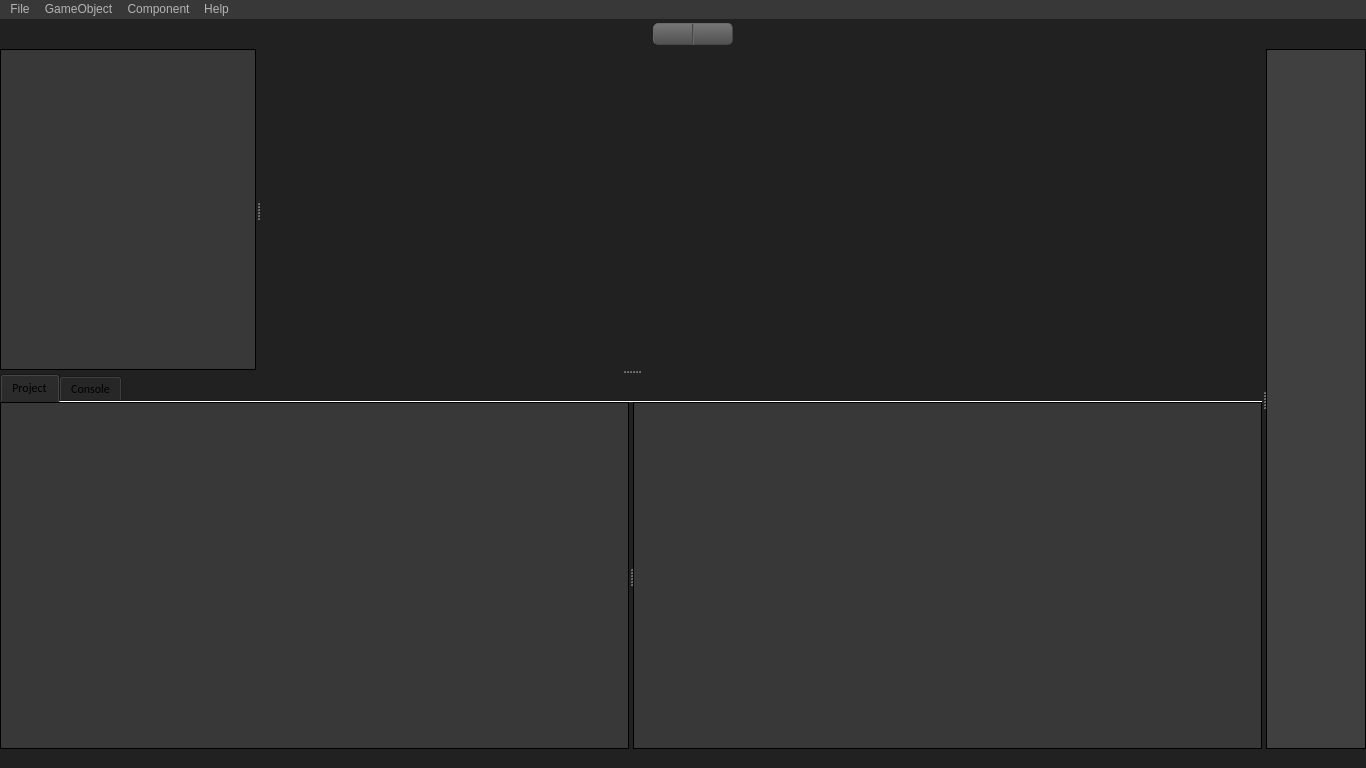
Qt form Editor/editor.ui (PanosK92/SpartanEngine) before a commit.
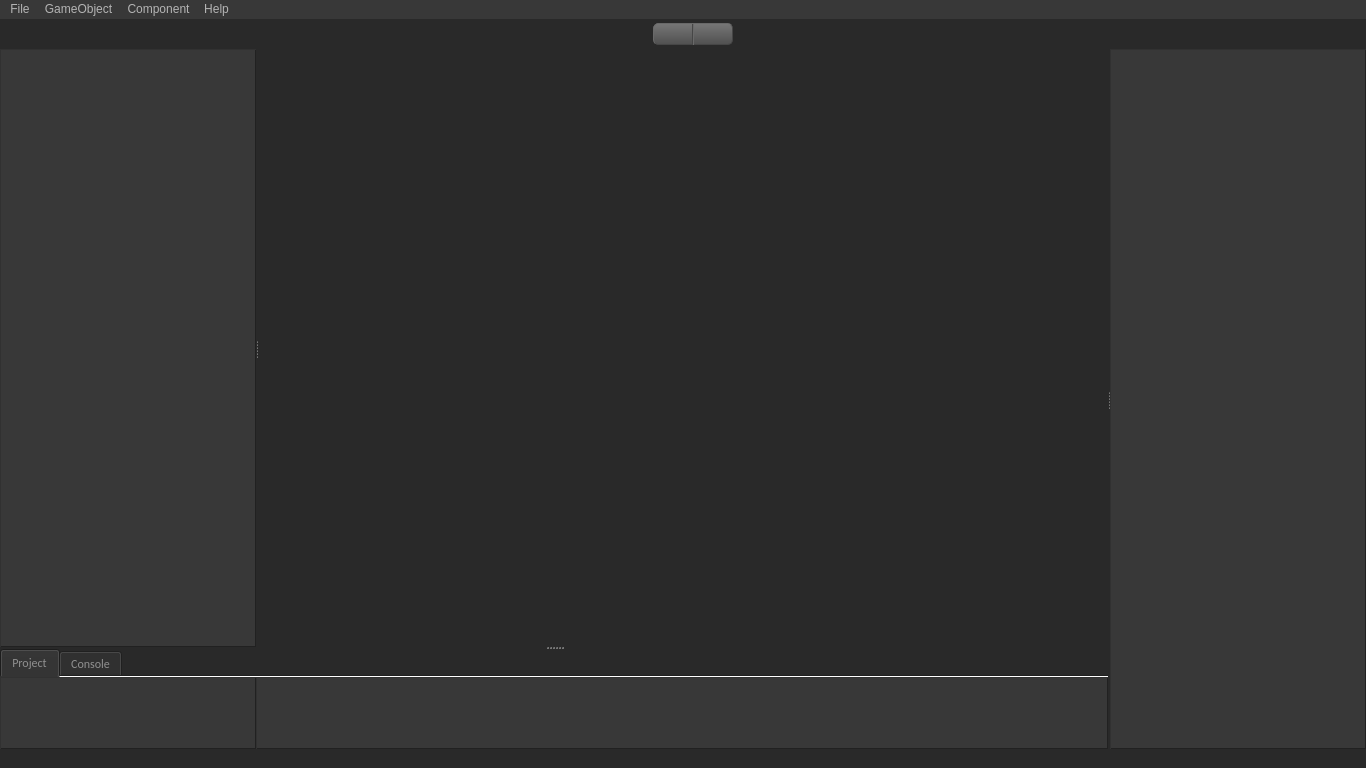
The same form after that commit. The open tabs and pages were chosen to show the change. Icons and pictures are not drawn. Custom widgets are drawn as their Qt base class.

Commit message: The directory and the file explorer under the tab "Project" are now fully functional. A lot of minor UI improvements and tweaks.

What changed in the file:
```diff
--- a/Editor/editor.ui
+++ b/Editor/editor.ui
@@ -31,88 +31,169 @@
   <property name="palette">
    <palette>
     <active>
+     <colorrole role="WindowText">
+      <brush brushstyle="SolidPattern">
+       <color alpha="255">
+        <red>144</red>
+        <green>144</green>
+        <blue>144</blue>
+       </color>
+      </brush>
+     </colorrole>
      <colorrole role="Button">
       <brush brushstyle="SolidPattern">
        <color alpha="255">
-        <red>33</red>
-        <green>33</green>
-        <blue>33</blue>
+        <red>41</red>
+        <green>41</green>
+        <blue>41</blue>
+       </color>
+      </brush>
+     </colorrole>
+     <colorrole role="Text">
+      <brush brushstyle="SolidPattern">
+       <color alpha="255">
+        <red>144</red>
+        <green>144</green>
+        <blue>144</blue>
+       </color>
+      </brush>
+     </colorrole>
+     <colorrole role="ButtonText">
+      <brush brushstyle="SolidPattern">
+       <color alpha="255">
+        <red>144</red>
+        <green>144</green>
+        <blue>144</blue>
        </color>
       </brush>
      </colorrole>
      <colorrole role="Base">
       <brush brushstyle="SolidPattern">
        <color alpha="255">
-        <red>33</red>
-        <green>33</green>
-        <blue>33</blue>
+        <red>41</red>
+        <green>41</green>
+        <blue>41</blue>
        </color>
       </brush>
      </colorrole>
      <colorrole role="Window">
       <brush brushstyle="SolidPattern">
        <color alpha="255">
-        <red>33</red>
-        <green>33</green>
-        <blue>33</blue>
+        <red>41</red>
+        <green>41</green>
+        <blue>41</blue>
        </color>
       </brush>
      </colorrole>
     </active>
     <inactive>
+     <colorrole role="WindowText">
+      <brush brushstyle="SolidPattern">
+       <color alpha="255">
+        <red>144</red>
+        <green>144</green>
+        <blue>144</blue>
+       </color>
+      </brush>
+     </colorrole>
      <colorrole role="Button">
       <brush brushstyle="SolidPattern">
        <color alpha="255">
-        <red>33</red>
-        <green>33</green>
-        <blue>33</blue>
+        <red>41</red>
+        <green>41</green>
+        <blue>41</blue>
+       </color>
+      </brush>
+     </colorrole>
+     <colorrole role="Text">
+      <brush brushstyle="SolidPattern">
+       <color alpha="255">
+        <red>144</red>
+        <green>144</green>
+        <blue>144</blue>
+       </color>
+      </brush>
+     </colorrole>
+     <colorrole role="ButtonText">
+      <brush brushstyle="SolidPattern">
+       <color alpha="255">
+        <red>144</red>
+        <green>144</green>
+        <blue>144</blue>
        </color>
       </brush>
      </colorrole>
      <colorrole role="Base">
       <brush brushstyle="SolidPattern">
        <color alpha="255">
-        <red>33</red>
-        <green>33</green>
-        <blue>33</blue>
+        <red>41</red>
+        <green>41</green>
+        <blue>41</blue>
        </color>
       </brush>
      </colorrole>
      <colorrole role="Window">
       <brush brushstyle="SolidPattern">
        <color alpha="255">
-        <red>33</red>
-        <green>33</green>
-        <blue>33</blue>
+        <red>41</red>
+        <green>41</green>
+        <blue>41</blue>
        </color>
       </brush>
      </colorrole>
     </inactive>
     <disabled>
+     <colorrole role="WindowText">
+      <brush brushstyle="SolidPattern">
+       <color alpha="255">
+        <red>144</red>
+        <green>144</green>
+        <blue>144</blue>
+       </color>
+      </brush>
+     </colorrole>
      <colorrole role="Button">
       <brush brushstyle="SolidPattern">
        <color alpha="255">
-        <red>33</red>
-        <green>33</green>
-        <blue>33</blue>
+        <red>41</red>
+        <green>41</green>
+        <blue>41</blue>
+       </color>
+      </brush>
+     </colorrole>
+     <colorrole role="Text">
+      <brush brushstyle="SolidPattern">
+       <color alpha="255">
+        <red>144</red>
+        <green>144</green>
+        <blue>144</blue>
+       </color>
+      </brush>
+     </colorrole>
+     <colorrole role="ButtonText">
+      <brush brushstyle="SolidPattern">
+       <color alpha="255">
+        <red>144</red>
+        <green>144</green>
+        <blue>144</blue>
        </color>
       </brush>
      </colorrole>
      <colorrole role="Base">
       <brush brushstyle="SolidPattern">
        <color alpha="255">
-        <red>33</red>
-        <green>33</green>
-        <blue>33</blue>
+        <red>41</red>
+        <green>41</green>
+        <blue>41</blue>
        </color>
       </brush>
      </colorrole>
      <colorrole role="Window">
       <brush brushstyle="SolidPattern">
        <color alpha="255">
-        <red>33</red>
-        <green>33</green>
-        <blue>33</blue>
+        <red>41</red>
+        <green>41</green>
+        <blue>41</blue>
        </color>
       </brush>
      </colorrole>
@@ -135,35 +216,29 @@
    <bool>false</bool>
   </property>
   <property name="styleSheet">
-   <string notr="true">/* Frame background: 212121 */
+   <string notr="true">/* Frame background: 292929 */
 /* Text color: 909090 */
 /* Text highlighted: EDEDED */
 /* widgets: 383838 */
 /* widgets highlighted: 484848*/
-/* border fade: 464646*/
+/* border: 212121/
+/* border highlighted: 464646*/
 
 QMainWindow
 {
-	background-color: #212121;
+	color: #909090;
+	background-color: #292929;
 	font: 9pt &quot;Calibri&quot;;
-	padding: 1px;
-}
-
-QPushButton
-{
-	background-color: #212121;
+	padding: 0px;
 }
 
 QWidget
 {
-	background-color: #212121;	
-	font: 9pt &quot;Calibri&quot;;
-	padding: 0px;
-}
-
-QStatusBar
-{
-	background-color:  #212121;
+	color: #909090;
+	background-color: #292929;
+	border-color: #212121;
+	border-style: none;
+	border-width: 1px;
 	font: 9pt &quot;Calibri&quot;;
 	padding: 0px;
 }
@@ -181,11 +256,6 @@
 	background-color: #383838;
 }
 
-QMenu::item:hover
-{
-
-}
-
 QMenu::item:selected
 {
 	color:  #EDEDED;
@@ -200,71 +270,55 @@
 
 QTreeWidget
 {
-	color: #B4B4B4;
 	background-color: #383838;
-	padding: 0px;
-	border-style: outset;
-	border-width: 1px;
-	border-color: black;
+	border-style: solid;
 }
 
 QTreeView
 {
-	color: #909090;
 	background-color: #383838;
-	padding: 0px;
 	border-style: outset;
-	border-width: 1px;
-	border-color: black;
 }
 
 QListWidget
 {
-	color: #909090;
+	color: #383838;
 	background-color: #383838;
-	padding: 0px;
 	border-style: outset;
-	border-width: 1px;
-	border-color: black;
 }
 
 QListView
 {
-	color: #909090;
 	background-color: #383838;
-	padding: 0px;
 	border-style: outset;
-	border-width: 1px;
-	border-color: black;
 }
 
-QListView::item:alternate 
+QListView::item 
 {
+	color: #909090;				
     background:  #383838;
 }
 
+QListView::item:alternate 
+{
+	color: #909090;				
+    background:  #484848;
+}
+
 QTabWidget
 {
-	color: #909090;
 	background-color: #383838;
-	padding: 0px;
 	border-style: outset;
-	border-width: 1px;
-	border-color: black;
 }
 
 QTabBar::tab
 {
-	color: #909090;
-	background-color: #212121;	
-
 	background-image: url(:/Images/tabProject.png);
 	background-repeat: no-repeat;
 	background-position: left;
 
 	border-color: #464646;
 	border-style: none;
-	border-width: 1px;
 	border-top-left-radius: 3px;
 	border-top-right-radius: 3px;
 	border-bottom-width: 0px;
@@ -280,7 +334,6 @@
 
 QTabBar::tab:selected
 {
-	color: #909090;
 	background-color: #484848;	
 
 	background-image: url(:/Images/tabProject.png);
@@ -289,7 +342,6 @@
 
 	border-color: #464646;
 	border-style: solid;
-	border-width: 1px;
 	border-top-left-radius: 3px;
 	border-top-right-radius: 3px;
 	border-bottom-width: 0px;
@@ -305,29 +357,23 @@
 
 QDirectus3DWidget
 {
-	color: #909090;
 	background-color: #383838;
-	padding: 0px;
 	border-style: outset;
-	border-width: 1px;
 	border-color: black;
 }
 
 QScrollBar 
 {
-  border-color: rgb(227, 227, 227);
-  border-width: 1px;
-  border-style: solid;
-
-  background-color:  rgb(241, 241, 241);
-  width: 15px;
-  margin: 21px 0 21px 0;
+	border-color: rgb(227, 227, 227);
+  	background-color:  rgb(241, 241, 241);
+	width: 15px;
+	margin: 21px 0 21px 0;
 }
 
 QScrollBar::handle 
 {
-  background-color: rgb(200, 200, 200);
-  min-height: 25px;
+	background-color: rgb(200, 200, 200);
+ 	min-height: 25px;
 }
 
  QScrollBar::add-line 
@@ -595,6 +641,9 @@
       <property name="orientation">
        <enum>Qt::Horizontal</enum>
       </property>
+      <property name="handleWidth">
+       <number>2</number>
+      </property>
       <widget class="QWidget" name="widgetLeft" native="true">
        <property name="sizePolicy">
         <sizepolicy hsizetype="Preferred" vsizetype="Preferred">
@@ -623,6 +672,9 @@
           <property name="orientation">
            <enum>Qt::Vertical</enum>
           </property>
+          <property name="handleWidth">
+           <number>2</number>
+          </property>
           <widget class="QWidget" name="widgetUpperLeft" native="true">
            <property name="sizePolicy">
             <sizepolicy hsizetype="Preferred" vsizetype="Preferred">
@@ -657,9 +709,12 @@
               <property name="orientation">
                <enum>Qt::Horizontal</enum>
               </property>
+              <property name="handleWidth">
+               <number>2</number>
+              </property>
               <widget class="DirectusTreeWidget" name="hierarchyTree">
                <property name="sizePolicy">
-                <sizepolicy hsizetype="Minimum" vsizetype="Expanding">
+                <sizepolicy hsizetype="Minimum" vsizetype="Ignored">
                  <horstretch>0</horstretch>
                  <verstretch>0</verstretch>
                 </sizepolicy>
@@ -961,7 +1016,7 @@
                 <bool>true</bool>
                </property>
                <property name="sizePolicy">
-                <sizepolicy hsizetype="Expanding" vsizetype="Preferred">
+                <sizepolicy hsizetype="Expanding" vsizetype="Expanding">
                  <horstretch>1</horstretch>
                  <verstretch>0</verstretch>
                 </sizepolicy>
@@ -1025,6 +1080,12 @@
             </property>
             <item>
              <widget class="QTabWidget" name="tabWidget">
+              <property name="sizePolicy">
+               <sizepolicy hsizetype="Expanding" vsizetype="Ignored">
+                <horstretch>0</horstretch>
+                <verstretch>0</verstretch>
+               </sizepolicy>
+              </property>
               <property name="minimumSize">
                <size>
                 <width>51</width>
@@ -1053,7 +1114,7 @@
                <enum>QTabWidget::Rounded</enum>
               </property>
               <property name="currentIndex">
-               <number>0</number>
+               <number>1</number>
               </property>
               <property name="iconSize">
                <size>
@@ -1081,96 +1142,183 @@
               </property>
               <widget class="QWidget" name="tabProject">
                <property name="sizePolicy">
-                <sizepolicy hsizetype="Preferred" vsizetype="Ignored">
+                <sizepolicy hsizetype="Preferred" vsizetype="Fixed">
                  <horstretch>0</horstretch>
                  <verstretch>0</verstretch>
                 </sizepolicy>
                </property>
+               <property name="baseSize">
+                <size>
+                 <width>0</width>
+                 <height>0</height>
+                </size>
+               </property>
                <property name="palette">
                 <palette>
                  <active>
+                  <colorrole role="WindowText">
+                   <brush brushstyle="SolidPattern">
+                    <color alpha="255">
+                     <red>144</red>
+                     <green>144</green>
+                     <blue>144</blue>
+                    </color>
+                   </brush>
+                  </colorrole>
                   <colorrole role="Button">
                    <brush brushstyle="SolidPattern">
                     <color alpha="255">
-                     <red>33</red>
-                     <green>33</green>
-                     <blue>33</blue>
+                     <red>41</red>
+                     <green>41</green>
+                     <blue>41</blue>
+                    </color>
+                   </brush>
+                  </colorrole>
+                  <colorrole role="Text">
+                   <brush brushstyle="SolidPattern">
+                    <color alpha="255">
+                     <red>144</red>
+                     <green>144</green>
+                     <blue>144</blue>
+                    </color>
+                   </brush>
+                  </colorrole>
+                  <colorrole role="ButtonText">
+                   <brush brushstyle="SolidPattern">
+                    <color alpha="255">
+                     <red>144</red>
+                     <green>144</green>
+                     <blue>144</blue>
                     </color>
                    </brush>
                   </colorrole>
                   <colorrole role="Base">
                    <brush brushstyle="SolidPattern">
                     <color alpha="255">
-                     <red>33</red>
-                     <green>33</green>
-                     <blue>33</blue>
+                     <red>41</red>
+                     <green>41</green>
+                     <blue>41</blue>
                     </color>
                    </brush>
                   </colorrole>
                   <colorrole role="Window">
                    <brush brushstyle="SolidPattern">
                     <color alpha="255">
-                     <red>33</red>
-                     <green>33</green>
-                     <blue>33</blue>
+                     <red>41</red>
+                     <green>41</green>
+                     <blue>41</blue>
                     </color>
                    </brush>
                   </colorrole>
                  </active>
                  <inactive>
+                  <colorrole role="WindowText">
+                   <brush brushstyle="SolidPattern">
+                    <color alpha="255">
+                     <red>144</red>
+                     <green>144</green>
+                     <blue>144</blue>
+                    </color>
+                   </brush>
+                  </colorrole>
                   <colorrole role="Button">
                    <brush brushstyle="SolidPattern">
                     <color alpha="255">
-                     <red>33</red>
-                     <green>33</green>
-                     <blue>33</blue>
+                     <red>41</red>
+                     <green>41</green>
+                     <blue>41</blue>
+                    </color>
+                   </brush>
+                  </colorrole>
+                  <colorrole role="Text">
+                   <brush brushstyle="SolidPattern">
+                    <color alpha="255">
+                     <red>144</red>
+                     <green>144</green>
+                     <blue>144</blue>
+                    </color>
+                   </brush>
+                  </colorrole>
+                  <colorrole role="ButtonText">
+                   <brush brushstyle="SolidPattern">
+                    <color alpha="255">
+                     <red>144</red>
+                     <green>144</green>
+                     <blue>144</blue>
                     </color>
                    </brush>
                   </colorrole>
                   <colorrole role="Base">
                    <brush brushstyle="SolidPattern">
                     <color alpha="255">
-                     <red>33</red>
-                     <green>33</green>
-                     <blue>33</blue>
+                     <red>41</red>
+                     <green>41</green>
+                     <blue>41</blue>
                     </color>
                    </brush>
                   </colorrole>
                   <colorrole role="Window">
                    <brush brushstyle="SolidPattern">
                     <color alpha="255">
-                     <red>33</red>
-                     <green>33</green>
-                     <blue>33</blue>
+                     <red>41</red>
+                     <green>41</green>
+                     <blue>41</blue>
                     </color>
                    </brush>
                   </colorrole>
                  </inactive>
                  <disabled>
+                  <colorrole role="WindowText">
+                   <brush brushstyle="SolidPattern">
+                    <color alpha="255">
+                     <red>144</red>
+                     <green>144</green>
+                     <blue>144</blue>
+                    </color>
+                   </brush>
+                  </colorrole>
                   <colorrole role="Button">
                    <brush brushstyle="SolidPattern">
                     <color alpha="255">
-                     <red>33</red>
-                     <green>33</green>
-                     <blue>33</blue>
+                     <red>41</red>
+                     <green>41</green>
+                     <blue>41</blue>
+                    </color>
+                   </brush>
+                  </colorrole>
+                  <colorrole role="Text">
+                   <brush brushstyle="SolidPattern">
+                    <color alpha="255">
+                     <red>144</red>
+                     <green>144</green>
+                     <blue>144</blue>
+                    </color>
+                   </brush>
+                  </colorrole>
+                  <colorrole role="ButtonText">
+                   <brush brushstyle="SolidPattern">
+                    <color alpha="255">
+                     <red>144</red>
+                     <green>144</green>
+                     <blue>144</blue>
                     </color>
                    </brush>
                   </colorrole>
                   <colorrole role="Base">
                    <brush brushstyle="SolidPattern">
                     <color alpha="255">
-                     <red>33</red>
-                     <green>33</green>
-                     <blue>33</blue>
+                     <red>41</red>
+                     <green>41</green>
+                     <blue>41</blue>
                     </color>
                    </brush>
                   </colorrole>
                   <colorrole role="Window">
                    <brush brushstyle="SolidPattern">
                     <color alpha="255">
-                     <red>33</red>
-                     <green>33</green>
-                     <blue>33</blue>
+                     <red>41</red>
+                     <green>41</green>
+                     <blue>41</blue>
                     </color>
                    </brush>
                   </colorrole>
@@ -1180,7 +1328,7 @@
                <attribute name="title">
                 <string>Project</string>
                </attribute>
-               <layout class="QHBoxLayout" name="horizontalLayout_5">
+               <layout class="QHBoxLayout" name="horizontalLayout_4">
                 <property name="spacing">
                  <number>0</number>
                 </property>
@@ -1201,17 +1349,58 @@
                   <property name="spacing">
                    <number>0</number>
                   </property>
+                  <item>
+                   <widget class="QSplitter" name="splitter">
+                    <property name="orientation">
+                     <enum>Qt::Horizontal</enum>
+                    </property>
+                    <property name="handleWidth">
+                     <number>0</number>
+                    </property>
+                    <widget class="DirectusDirExplorer" name="projectTreeView">
+                     <property name="sizePolicy">
+                      <sizepolicy hsizetype="Ignored" vsizetype="Ignored">
+                       <horstretch>0</horstretch>
+                       <verstretch>0</verstretch>
+                      </sizepolicy>
+                     </property>
+                     <property name="sortingEnabled">
+                      <bool>true</bool>
+                     </property>
+                     <property name="animated">
+                      <bool>true</bool>
+                     </property>
+                     <property name="headerHidden">
+                      <bool>true</bool>
+                     </property>
+                     <attribute name="headerDefaultSectionSize">
+                      <number>300</number>
+                     </attribute>
+                    </widget>
+                    <widget class="DirectusFileExplorer" name="projectListView">
+                     <property name="sizePolicy">
+                      <sizepolicy hsizetype="Expanding" vsizetype="Expanding">
+                       <horstretch>1</horstretch>
+                       <verstretch>0</verstretch>
+                      </sizepolicy>
+                     </property>
+                     <property name="movement">
+                      <enum>QListView::Free</enum>
+                     </property>
+                     <property name="resizeMode">
+                      <enum>QListView::Adjust</enum>
+                     </property>
+                     <property name="viewMode">
+                      <enum>QListView::IconMode</enum>
+                     </property>
+                     <property name="uniformItemSizes">
+                      <bool>true</bool>
+                     </property>
+                    </widget>
+                   </widget>
+                  </item>
                  </layout>
                 </item>
-                <item>
-                 <widget class="QSplitter" name="splitterProject">
-                  <property name="orientation">
-                   <enum>Qt::Horizontal</enum>
-                  </property>
-                  <widget class="DirectusFileExplorer" name="projectListView"/>
-                  <widget class="DirectusDirExplorer" name="projectTreeView"/>
-                 </widget>
-                </item>
                </layout>
               </widget>
               <widget class="QWidget" name="tabConsole">
@@ -1246,7 +1435,7 @@
                    <number>0</number>
                   </property>
                   <item>
-                   <widget class="DirectusListWidget" name="consoleList">
+                   <widget class="DirectusConsoleWidget" name="consoleList">
                     <property name="enabled">
                      <bool>true</bool>
                     </property>
@@ -1292,18 +1481,18 @@
           <colorrole role="WindowText">
            <brush brushstyle="SolidPattern">
             <color alpha="255">
-             <red>180</red>
-             <green>180</green>
-             <blue>180</blue>
+             <red>144</red>
+             <green>144</green>
+             <blue>144</blue>
             </color>
            </brush>
           </colorrole>
           <colorrole role="Button">
            <brush brushstyle="SolidPattern">
             <color alpha="255">
-             <red>64</red>
-             <green>64</green>
-             <blue>64</blue>
+             <red>41</red>
+             <green>41</green>
+             <blue>41</blue>
             </color>
            </brush>
           </colorrole>
@@ -1346,9 +1535,9 @@
           <colorrole role="Text">
            <brush brushstyle="SolidPattern">
             <color alpha="255">
-             <red>180</red>
-             <green>180</green>
-             <blue>180</blue>
+             <red>144</red>
+             <green>144</green>
+             <blue>144</blue>
             </color>
            </brush>
           </colorrole>
@@ -1364,27 +1553,27 @@
           <colorrole role="ButtonText">
            <brush brushstyle="SolidPattern">
             <color alpha="255">
-             <red>180</red>
-             <green>180</green>
-             <blue>180</blue>
+             <red>144</red>
+             <green>144</green>
+             <blue>144</blue>
             </color>
            </brush>
           </colorrole>
           <colorrole role="Base">
            <brush brushstyle="SolidPattern">
             <color alpha="255">
-             <red>64</red>
-             <green>64</green>
-             <blue>64</blue>
+             <red>41</red>
+             <green>41</green>
+             <blue>41</blue>
             </color>
            </brush>
           </colorrole>
           <colorrole role="Window">
            <brush brushstyle="SolidPattern">
             <color alpha="255">
-             <red>64</red>
-             <green>64</green>
-             <blue>64</blue>
+             <red>41</red>
+             <green>41</green>
+             <blue>41</blue>
             </color>
            </brush>
           </colorrole>
@@ -1429,18 +1618,18 @@
           <colorrole role="WindowText">
            <brush brushstyle="SolidPattern">
             <color alpha="255">
-             <red>180</red>
-             <green>180</green>
-             <blue>180</blue>
+             <red>144</red>
+             <green>144</green>
+             <blue>144</blue>
             </color>
            </brush>
           </colorrole>
           <colorrole role="Button">
            <brush brushstyle="SolidPattern">
             <color alpha="255">
-             <red>64</red>
-             <green>64</green>
-             <blue>64</blue>
+             <red>41</red>
+             <green>41</green>
+             <blue>41</blue>
             </color>
            </brush>
           </colorrole>
@@ -1483,9 +1672,9 @@
           <colorrole role="Text">
            <brush brushstyle="SolidPattern">
             <color alpha="255">
-             <red>180</red>
-             <green>180</green>
-             <blue>180</blue>
+             <red>144</red>
+             <green>144</green>
+             <blue>144</blue>
             </color>
            </brush>
           </colorrole>
@@ -1501,27 +1690,27 @@
           <colorrole role="ButtonText">
            <brush brushstyle="SolidPattern">
             <color alpha="255">
-             <red>180</red>
-             <green>180</green>
-             <blue>180</blue>
+             <red>144</red>
+             <green>144</green>
+             <blue>144</blue>
             </color>
            </brush>
           </colorrole>
           <colorrole role="Base">
            <brush brushstyle="SolidPattern">
             <color alpha="255">
-             <red>64</red>
-             <green>64</green>
-             <blue>64</blue>
+             <red>41</red>
+             <green>41</green>
+             <blue>41</blue>
             </color>
            </brush>
           </colorrole>
           <colorrole role="Window">
            <brush brushstyle="SolidPattern">
             <color alpha="255">
-             <red>64</red>
-             <green>64</green>
-             <blue>64</blue>
+             <red>41</red>
+             <green>41</green>
+             <blue>41</blue>
             </color>
            </brush>
           </colorrole>
@@ -1566,18 +1755,18 @@
           <colorrole role="WindowText">
            <brush brushstyle="SolidPattern">
             <color alpha="255">
-             <red>180</red>
-             <green>180</green>
-             <blue>180</blue>
+             <red>144</red>
+             <green>144</green>
+             <blue>144</blue>
             </color>
            </brush>
           </colorrole>
           <colorrole role="Button">
            <brush brushstyle="SolidPattern">
             <color alpha="255">
-             <red>64</red>
-             <green>64</green>
-             <blue>64</blue>
+             <red>41</red>
+             <green>41</green>
+             <blue>41</blue>
             </color>
            </brush>
           </colorrole>
@@ -1620,9 +1809,9 @@
           <colorrole role="Text">
            <brush brushstyle="SolidPattern">
             <color alpha="255">
-             <red>180</red>
-             <green>180</green>
-             <blue>180</blue>
+             <red>144</red>
+             <green>144</green>
+             <blue>144</blue>
             </color>
            </brush>
           </colorrole>
@@ -1638,27 +1827,27 @@
           <colorrole role="ButtonText">
            <brush brushstyle="SolidPattern">
             <color alpha="255">
-             <red>180</red>
-             <green>180</green>
-             <blue>180</blue>
+             <red>144</red>
+             <green>144</green>
+             <blue>144</blue>
             </color>
            </brush>
           </colorrole>
           <colorrole role="Base">
            <brush brushstyle="SolidPattern">
             <color alpha="255">
-             <red>64</red>
-             <green>64</green>
-             <blue>64</blue>
+             <red>41</red>
+             <green>41</green>
+             <blue>41</blue>
             </color>
            </brush>
           </colorrole>
           <colorrole role="Window">
            <brush brushstyle="SolidPattern">
             <color alpha="255">
-             <red>64</red>
-             <green>64</green>
-             <blue>64</blue>
+             <red>41</red>
+             <green>41</green>
+             <blue>41</blue>
             </color>
            </brush>
           </colorrole>
@@ -1701,21 +1890,6 @@
          </disabled>
         </palette>
        </property>
-       <property name="styleSheet">
-        <string notr="true">/*
-GreyDark				= #292929
-GreyMedium			= #383838
-GreyLight				= #404040
-GreyLightText		= #B4B4B4
-*/
-
-color: #B4B4B4;
-background-color: #404040;
-padding: 0px;
-border-style: outset;
-border-width: 1px;
-border-color: black;</string>
-       </property>
        <layout class="QVBoxLayout" name="verticalLayout_5">
         <property name="spacing">
          <number>0</number>
@@ -1732,6 +1906,16 @@
         <property name="bottomMargin">
          <number>0</number>
         </property>
+        <item>
+         <widget class="QListView" name="listView">
+          <property name="sizePolicy">
+           <sizepolicy hsizetype="Expanding" vsizetype="Ignored">
+            <horstretch>1</horstretch>
+            <verstretch>0</verstretch>
+           </sizepolicy>
+          </property>
+         </widget>
+        </item>
        </layout>
       </widget>
      </widget>
@@ -1972,11 +2156,6 @@
     <slot>SaveSceneAs()</slot>
    </slots>
   </customwidget>
-  <customwidget>
-   <class>DirectusListWidget</class>
-   <extends>QListWidget</extends>
-   <header>DirectusListWidget.h</header>
-  </customwidget>
   <customwidget>
    <class>DirectusPlayButton</class>
    <extends>QPushButton</extends>
@@ -1998,6 +2177,11 @@
     <slot>SetRootPath(QString)</slot>
    </slots>
   </customwidget>
+  <customwidget>
+   <class>DirectusConsoleWidget</class>
+   <extends>QListWidget</extends>
+   <header>DirectusConsoleWidget.h</header>
+  </customwidget>
  </customwidgets>
  <resources/>
  <connections>
```
Left out of the diff: 8 changed lines with no effect on the pictures. The commit also changes 24 other files.
